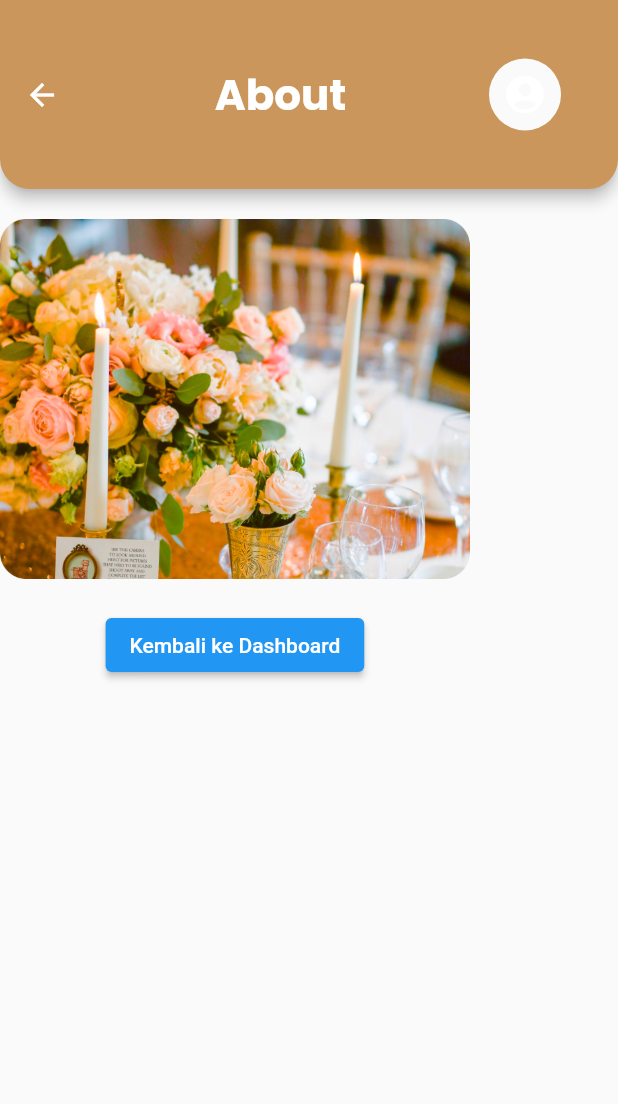
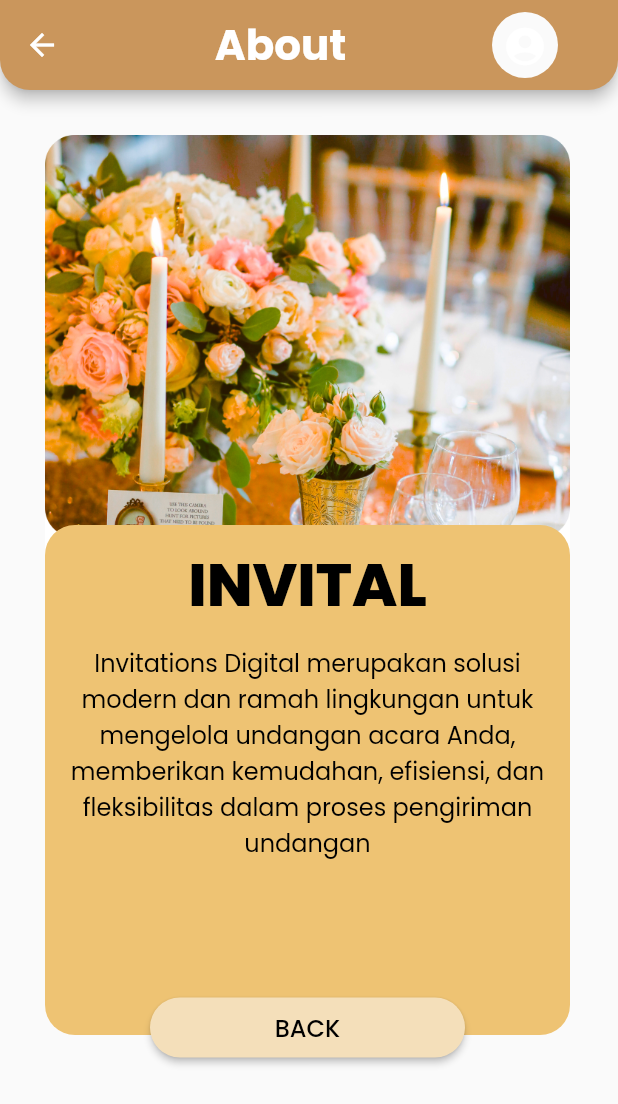
Before and after one commit to miftahozuki/flutter-invital, a Flutter app: the AboutPage screen opened directly, on a phone screen of 412 x 824 dp. Shown: the top 1104 px of the screen. Run offline on Flutter 3.47's test engine with Material 2 defaults, Android fonts, the phone set to English and light mode, and no system bars; our stand-ins replace form_field_validator, google_fonts; missing offline and left inert: qr_code_scanner.

Commit message:
feat(about): add About App page

```diff
--- a/lib/screen/about_page.dart
+++ b/lib/screen/about_page.dart
@@ -1,10 +1,8 @@
 import 'package:flutter/material.dart';
-import 'package:plj/screen/dashboard.dart';
-
 import '../theme.dart';
 
 class AboutPage extends StatelessWidget {
-  const AboutPage({super.key});
+  const AboutPage({Key? key});
 
   @override
   Widget build(BuildContext context) {
@@ -21,8 +19,9 @@ class AboutPage extends StatelessWidget {
         ),
         actions: [
           Container(
-            margin:
-                const EdgeInsets.only(right: 30), // Tambahkan margin sebesar 30
+            margin: const EdgeInsets.only(
+              right: 30,
+            ),
             child: Padding(
               padding: const EdgeInsets.all(8.0),
               child: Material(
@@ -41,7 +40,7 @@ class AboutPage extends StatelessWidget {
             ),
           ),
         ],
-        toolbarHeight: 126, // Mengatur tinggi AppBar
+        toolbarHeight: 60, // Mengatur tinggi AppBar
         shape: const RoundedRectangleBorder(
           borderRadius: BorderRadius.vertical(bottom: Radius.circular(20)),
         ),
@@ -49,23 +48,105 @@ class AboutPage extends StatelessWidget {
 
       /*Body*/
       body: SafeArea(
-        child: Column(
+        bottom: false,
+        child: Stack(
           children: [
-            SizedBox(height: 20),
-            Image.asset(
-              'assets/images/about2.png',
-              height: 240,
+            Padding(
+              padding: EdgeInsets.symmetric(
+                horizontal: 30,
+                vertical: 30,
+              ),
+              child: Container(
+                height: 600,
+                width: 350,
+                decoration: BoxDecoration(
+                  borderRadius: const BorderRadius.all(
+                    Radius.circular(20),
+                  ),
+                  color: whiteColor,
+                ),
+                child: Column(
+                  children: [
+                    Expanded(
+                      child: Stack(
+                        children: [
+                          Image.asset(
+                            'assets/images/about2.png',
+                            width: 350,
+                            fit: BoxFit.cover,
+                          ),
+                          Positioned(
+                            bottom: 0,
+                            child: Container(
+                              height: 340,
+                              width: 350,
+                              decoration: BoxDecoration(
+                                borderRadius: BorderRadius.all(
+                                  Radius.circular(20),
+                                ),
+                                color: brownColor,
+                              ),
+                              child: Padding(
+                                padding: EdgeInsets.all(10),
+                                child: Column(
+                                  crossAxisAlignment: CrossAxisAlignment.center,
+                                  children: [
+                                    Text(
+                                      'INVITAL',
+                                      style: blackTextStyle.copyWith(
+                                        fontSize: 40,
+                                        fontWeight: FontWeight.w800,
+                                      ),
+                                    ),
+                                    SizedBox(height: 10),
+                                    Text(
+                                      'Invitations Digital merupakan solusi modern dan ramah lingkungan untuk mengelola undangan acara Anda, memberikan kemudahan, efisiensi, dan fleksibilitas dalam proses pengiriman undangan',
+                                      style: blackTextStyle.copyWith(
+                                        fontSize: 16,
+                                      ),
+                                      textAlign: TextAlign.center,
+                                    ),
+                                  ],
+                                ),
+                              ),
+                            ),
+                          ),
+                        ],
+                      ),
+                    ),
+                  ],
+                ),
+              ),
             ),
-            SizedBox(height: 20),
-            ElevatedButton(
-              onPressed: () {
-                Navigator.of(context).push(
-                  MaterialPageRoute(
-                    builder: (context) => DashboardPage(),
+            Positioned(
+              left: 80,
+              right: 80,
+              bottom: 5,
+              child: Padding(
+                padding:
+                    const EdgeInsets.symmetric(horizontal: 20, vertical: 10),
+                child: SizedBox(
+                  width: double.infinity,
+                  height: 40,
+                  child: ElevatedButton(
+                    onPressed: () {
+                      Navigator.pop(context);
+                    },
+                    style: ElevatedButton.styleFrom(
+                      backgroundColor: secondaryColor,
+                      shape: RoundedRectangleBorder(
+                        borderRadius: BorderRadius.circular(20),
+                      ),
+                    ),
+                    child: Text(
+                      'BACK',
+                      style: blackTextStyle.copyWith(
+                        fontSize: 16,
+                      ),
+                    ),
                   ),
-                );
-              },
-              child: Text('Kembali ke Dashboard'),
+                ),
+              ),
             ),
           ],
         ),
--- a/lib/screen/dashboard.dart
+++ b/lib/screen/dashboard.dart
@@ -52,6 +52,7 @@ class DashboardPage extends StatelessWidget {
           borderRadius: BorderRadius.vertical(bottom: Radius.circular(20)),
         ),
       ),
+
       body: SafeArea(
         child: Center(
           child: SingleChildScrollView(
--- a/lib/screen/login_page.dart
+++ b/lib/screen/login_page.dart
@@ -1,14 +1,11 @@
+import 'dart:convert';
+
 import 'package:flutter/material.dart';
-
+import 'package:form_field_validator/form_field_validator.dart';
+import 'package:http/http.dart' as http;
 
 import '../theme.dart';
 import 'dashboard.dart';
-
-
-import 'package:http/http.dart' as http;
-import 'dart:convert';
-import 'package:form_field_validator/form_field_validator.dart';
-
 
 class LoginPage extends StatefulWidget {
   const LoginPage({super.key});
@@ -95,7 +92,7 @@ class _LoginPageState extends State<LoginPage> {
                   height: 10,
                 ),
                 Container(
-                    height: 246,
+                      height: 260,
                       width: MediaQuery.of(context).size.width - (2 * 2),
                       margin: const EdgeInsets.symmetric(horizontal: 30),
                       decoration: BoxDecoration(
@@ -138,7 +135,8 @@ class _LoginPageState extends State<LoginPage> {
                                 ),
                                 validator: MultiValidator([
                                   RequiredValidator(
-                                    errorText: "Username tidak boleh kosong!"),
+                                      errorText:
+                                          "Username tidak boleh kosong!"),
                                   MinLengthValidator(5,
                                       errorText:
                                           "username harus lebih dari 5 karakter")
@@ -185,7 +183,8 @@ class _LoginPageState extends State<LoginPage> {
                                 ),
                                 validator: MultiValidator([
                                   RequiredValidator(
-                                    errorText: "Password tidak boleh kosong!"),
+                                      errorText:
+                                          "Password tidak boleh kosong!"),
                                   MinLengthValidator(5,
                                       errorText:
                                           "Password harus lebih dari 5 karakter")
@@ -213,7 +212,14 @@ class _LoginPageState extends State<LoginPage> {
                                   onPressed: () {
                                     if (_formKey.currentState!.validate()) {
                                       // Jika validasi berhasil, lakukan tindakan yang diinginkan
-                                    login();
+                                      // login();
+                                      Navigator.push(
+                                        context,
+                                        MaterialPageRoute(
+                                          builder: (context) =>
+                                              const DashboardPage(),
+                                        ),
+                                      );
                                     }
                                   },
                                   style: ElevatedButton.styleFrom(
@@ -233,7 +239,7 @@ class _LoginPageState extends State<LoginPage> {
                             ),
                           ],
                         ),
-                    ))
+                      )),
               ],
             )
           ],
```
Lines whose indentation alone changed are shown as unchanged.
